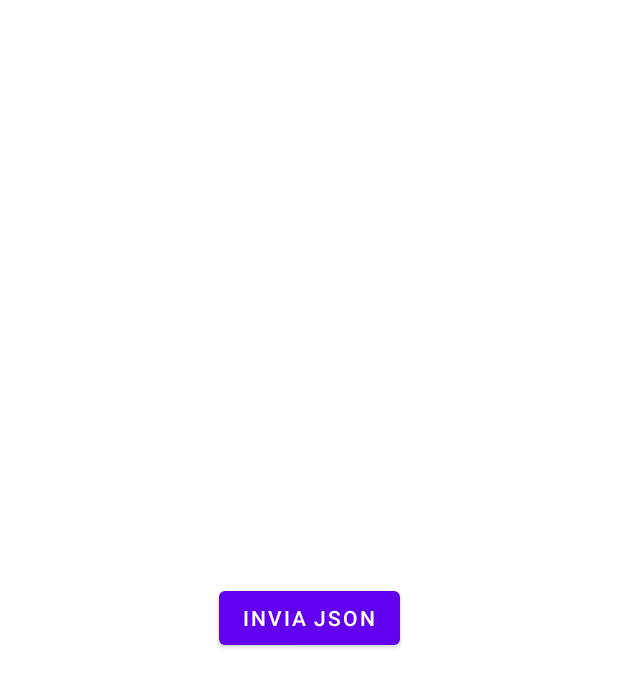
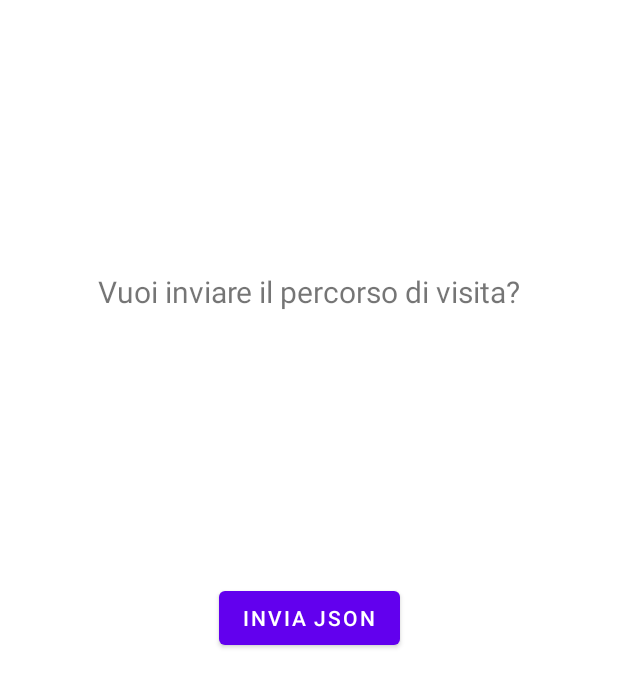
Before and after one commit to mattiange/EProject, an Android app: the layout invio_json.xml on its own in the app's theme, with its tools: preview values and no code run, on a phone screen of 412 x 824 dp. Shown: the top 687 px of the screen. Run offline under Robolectric (Android 15) with nearby library versions, the phone set to English and light mode, and no system bars.

Commit message:
Implementazione Condivisione del JSON Percorso (tramite Whatsapp, E-mail ..) continua

```diff
--- a/app/src/main/AndroidManifest.xml
+++ b/app/src/main/AndroidManifest.xml
@@ -61,7 +61,10 @@
             android:name=".json.MyWifiActivity"
             android:exported="true">
         </activity>
-
+        <activity
+            android:name=".json.CondivisioneJson"
+            android:exported="true">
+        </activity>
 
 
 
--- a/app/src/main/java/it/sms/eproject/activity/MainActivity.java
+++ b/app/src/main/java/it/sms/eproject/activity/MainActivity.java
@@ -42,6 +42,7 @@ import it.sms.eproject.data.classes.Utente;
 import it.sms.eproject.fragment.backend.crud.percorso.CRUDPercorso;
 import it.sms.eproject.fragment.utente.ListaPercorsiFragment;
 import it.sms.eproject.fragment.utente.UtenteHomeFragment;
+import it.sms.eproject.json.CondivisioneJson;
 import it.sms.eproject.menu.MyMenu;
 import it.sms.eproject.util.Constants;
 import it.sms.eproject.util.Util;
@@ -223,6 +224,10 @@ public class MainActivity extends AppCompatActivity implements NavigationView.On
             case R.id.nav_manage_percorso_utente:
                 fragment = new ListaPercorsiFragment();
                 break;
+            case R.id.nav_esporta_percorso_utente:
+                Intent myIntent = new Intent(this, CondivisioneJson.class);
+                startActivity(myIntent);
+                break;
         }
         fragmentManager = getSupportFragmentManager();
         fragmentTransaction = fragmentManager.beginTransaction();
--- a/app/src/main/java/it/sms/eproject/activity/login_e_registrazione/LoginActivity.java
+++ b/app/src/main/java/it/sms/eproject/activity/login_e_registrazione/LoginActivity.java
@@ -55,9 +55,9 @@ public class LoginActivity extends AppCompatActivity {
         buttonRegister.setOnClickListener(v -> startActivity(new Intent(LoginActivity.this, RegistrazioneActivity.class)));
 
         /*SOLO PER TEST (LOGIN DIRETTA)*/
-        email = "m.angelillo@gmail.com";//Curatore
+        //email = "m.angelillo@gmail.com";//Curatore
         //email = "m.rossi@gmail.com";//Guida
-        //email = "a.manzoni@gmail.com";//Visitatore
+        email = "a.manzoni@gmail.com";//Visitatore
         password = "test";
         Utente u;
         if((u = new DbManager(this).login(email, password)) != null){
--- a/app/src/main/res/layout/invio_json.xml
+++ b/app/src/main/res/layout/invio_json.xml
@@ -4,6 +4,17 @@
     xmlns:tools="http://schemas.android.com/tools"
     android:layout_width="match_parent"
     android:layout_height="match_parent">
+
+    <TextView
+        android:id="@+id/textView7"
+        android:layout_width="wrap_content"
+        android:layout_height="wrap_content"
+        android:text="Vuoi inviare il percorso di visita?"
+        android:textSize="20dp"
+        app:layout_constraintBottom_toTopOf="@+id/btnInvioMail"
+        app:layout_constraintEnd_toEndOf="parent"
+        app:layout_constraintStart_toStartOf="parent"
+        app:layout_constraintTop_toTopOf="parent" />
 
     <Button
         android:id="@+id/btnInvioMail"
@@ -14,4 +25,6 @@
         app:layout_constraintEnd_toEndOf="parent"
         app:layout_constraintStart_toStartOf="parent"
         app:layout_constraintTop_toTopOf="parent" />
+
+
 </androidx.constraintlayout.widget.ConstraintLayout>
--- a/app/src/main/res/menu/activity_main_drawer.xml
+++ b/app/src/main/res/menu/activity_main_drawer.xml
@@ -16,6 +16,10 @@
                 android:id="@+id/nav_manage_percorso_utente"
                 android:icon="@drawable/route"
                 android:title="@string/crud_manage_percorso"/>
+            <item
+                android:id="@+id/nav_esporta_percorso_utente"
+                android:icon="@drawable/route"
+                android:title="@string/crud_esporta_percorso"/>
 
         </menu>
     </item>
--- a/app/src/main/res/values/strings.xml
+++ b/app/src/main/res/values/strings.xml
@@ -341,5 +341,6 @@
     <string name="gestione_progilo">Profilo</string>
     <string name="qr_scan" translatable="false">Qr Scan</string>
     <string name="wifi" translatable="false">Wifi</string>
+    <string name="crud_esporta_percorso" translatable="false">Invia percorso di visita</string>
 
 </resources>
```
